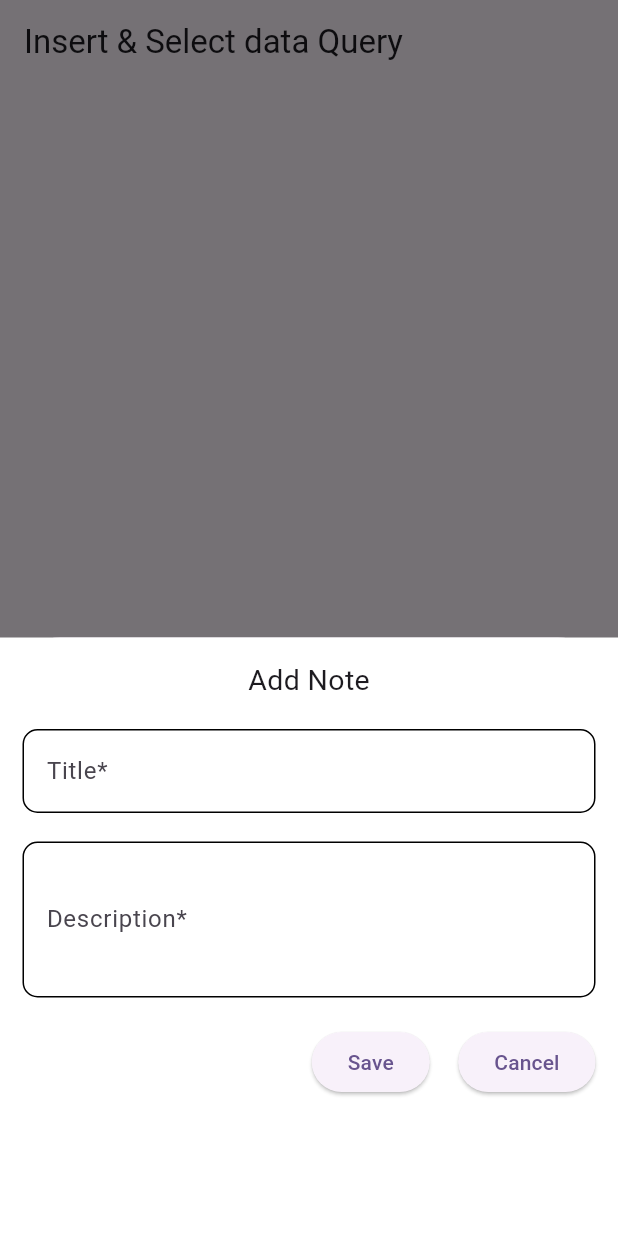
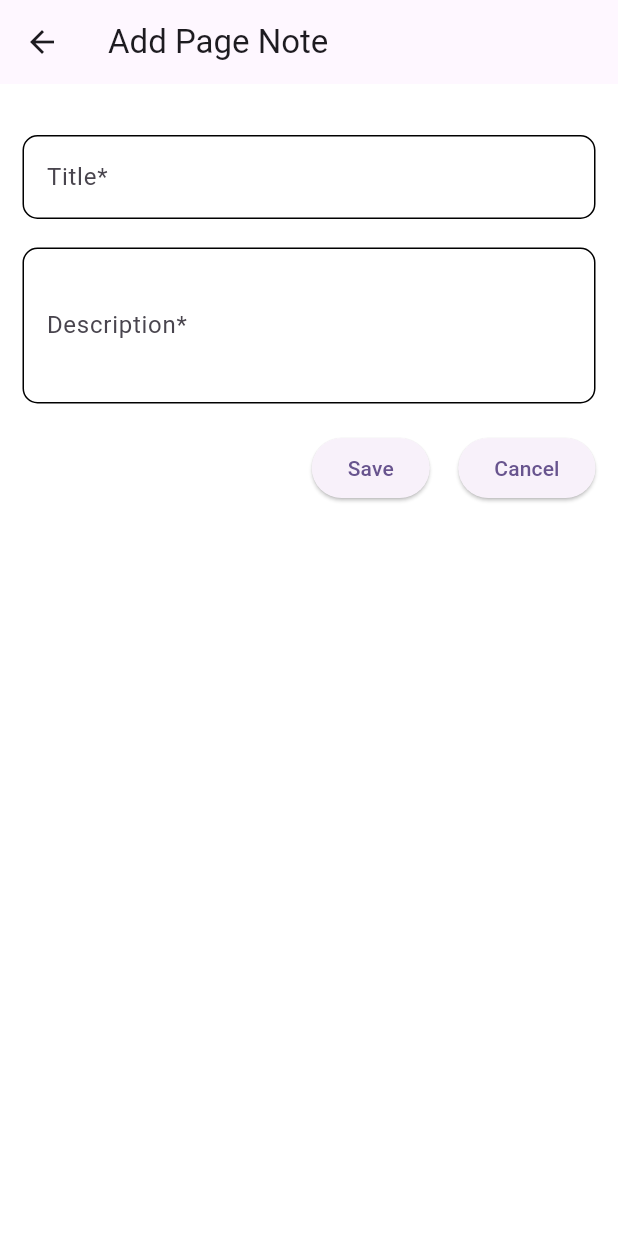
Before and after one commit to Chandera-Raghav/sqflite_prectice_project, a Flutter app: the screen it shows after launch, after a tap on the "add" icon, on a phone screen of 412 x 824 dp. Run offline on Flutter 3.47's test engine with Material 3 defaults, Android fonts, the phone set to English and light mode, and no system bars; our stand-ins replace sqflite; accounts and stored records are empty.

Commit message:
this time add provider & insert / fetch data in app

```diff
--- /dev/null
+++ b/lib/add_note_page.dart
@@ -0,0 +1,108 @@
+import 'package:flutter/material.dart';
+import 'package:provider/provider.dart';
+import 'package:sqflite_prectice_project/db_provider.dart';
+import 'package:sqflite_prectice_project/main.dart';
+
+import 'db_helper.dart';
+import 'note_model.dart';
+
+class AddNotePage extends StatelessWidget {
+  TextEditingController titleController = TextEditingController();
+  TextEditingController descController = TextEditingController();
+  DbHelper dbHelper = DbHelper.getInstance();
+  AddNotePage({super.key});
+  @override
+  Widget build(BuildContext context) {
+    return Scaffold(
+      appBar: AppBar(
+        title: const Text("Add Page Note"),
+      ),
+      body: Container(
+        padding: const EdgeInsets.all(15),
+        color: Colors.white,
+        width: double.infinity,
+        child: Column(
+          children: [
+            const SizedBox(height: 19),
+            TextField(
+              controller: titleController,
+              decoration: InputDecoration(
+                  label: const Text('Title*'),
+                  hintText: "Enter your title hire..",
+                  focusedBorder: OutlineInputBorder(
+                    borderRadius: BorderRadius.circular(10),
+                  ),
+                  enabledBorder: OutlineInputBorder(
+                      borderRadius: BorderRadius.circular(10))),
+            ),
+            const SizedBox(height: 19),
+            TextField(
+              controller: descController,
+              minLines: 3,
+              maxLines: 3,
+              decoration: InputDecoration(
+                  label: const Text('Description*'),
+                  hintText: "Enter your desc. hire..",
+                  focusedBorder:
+                  OutlineInputBorder(borderRadius: BorderRadius.circular(10)),
+                  enabledBorder: OutlineInputBorder(
+                      borderRadius: BorderRadius.circular(10))),
+            ),
+            const SizedBox(
+              height: 19,
+            ),
+            Center(
+              child: Row(
+                mainAxisAlignment: MainAxisAlignment.end,
+                children: [
+                  ElevatedButton(
+                      onPressed: () async {
+                        if (titleController.text.isNotEmpty &&
+                            descController.text.isNotEmpty) {
+                          // if (isUpdate) {
+                          //   bool check = await dbHelper.editeDataNote(
+                          //       title: titleController.text,
+                          //       desce: descController.text,
+                          //       id: nId);
+                          //   if(check){
+                          //     getNote();
+                          //     Navigator.pop(context);
+                          //   }
+                          //   else {
+                          //     ScaffoldMessenger.of(context)
+                          //         .showSnackBar(const SnackBar(content: Text("Error: Is note not update!!!"),));
+                          //   }
+                          // } else {
+                          context.read<DBProvider>().addNote(note: NoteModel(title: titleController.text, desc: descController.text, creatat: DateTime.now().millisecondsSinceEpoch.toString()));
+                          //   bool check = await dbHelper.addNote(NoteModel(title: titleController.text, desc: descController.text, creatat: DateTime.now().millisecondsSinceEpoch.toString()));
+                          //   if (check) {
+                              // getNote();
+                              Navigator.pop(context);
+                            // } else {
+                            //   ScaffoldMessenger.of(context)
+                            //       .showSnackBar(const SnackBar(
+                            //     content: Text("Error: Is note not added!!!"),
+                            //   ));
+                            // }
+                          }
+                        // }
+                      },
+                      child: const Text("Save", /*isUpdate ? "Update" : "Save"*/)),
+                  const SizedBox(
+                    width: 19,
+                  ),
+                  ElevatedButton(
+                      onPressed: () {
+                        Navigator.pop(context);
+                      },
+                      child: const Text("Cancel"))
+                ],
+              ),
+            )
+          ],
+        ),
+      ) ,
+    );
+  }
+
+}
--- a/lib/db_helper.dart
+++ b/lib/db_helper.dart
@@ -4,7 +4,6 @@ import 'package:sqflite/sqflite.dart';
 import 'package:sqflite_prectice_project/note_model.dart';
 
 class DbHelper {
-
   /// step one privet constructor
   DbHelper._();
 
@@ -16,14 +15,15 @@ class DbHelper {
   static final String NOTE_COLUMN_CREATE_AT = "n_crate_at";
 
   /// step two create a static global instance to this class
-/// static final DbHelper instance = DbHelper._();
+  /// static final DbHelper instance = DbHelper._();
 
   static DbHelper getInstance() => DbHelper._();
 
   Database? mDB;
-/// initialise DB
 
-  Future<Database> initDB() async{
+  /// initialise DB
+
+  Future<Database> initDB() async {
     mDB = mDB ?? await openDB();
     print("db is Open!!");
     return mDB!;
@@ -33,48 +33,56 @@ class DbHelper {
     //   return await openDB();
     // }
   }
-  Future<Database> openDB() async{
+
+  Future<Database> openDB() async {
     var directoryPath = await getApplicationDocumentsDirectory();
     var dbPath = join(directoryPath.path, "noteDB.db");
-    return openDatabase(dbPath, version: 1, onCreate: (db, version){
+    return openDatabase(dbPath, version: 1, onCreate: (db, version) {
       print("db is created!!");
-        /// create Table in Database
-        db.execute("create table $TABLE_NOTE ($NOTE_COLUMN_ID integer primary key autoincrement, $NOTE_COLUMN_TITLE text, $NOTE_COLUMN_DESC text, $NOTE_COLUMN_CREATE_AT text) ");
+
+      /// create Table in Database
+      db.execute(
+          "create table $TABLE_NOTE ("
+              "$NOTE_COLUMN_ID integer primary key autoincrement, "
+              "$NOTE_COLUMN_TITLE text, "
+              "$NOTE_COLUMN_DESC text, "
+              "$NOTE_COLUMN_CREATE_AT text) ");
     });
   }
-  Future<bool> addNote(NoteModel newNote) async{
+  Future<bool> addNote(NoteModel newNote) async {
     Database db = await initDB();
-    int rowsEffect = await db.insert(TABLE_NOTE, newNote.toMap()
-    );
-    return rowsEffect>0;
+    int rowsEffect = await db.insert(TABLE_NOTE, newNote.toMap());
+    return rowsEffect > 0;
     // if(rowsEffect>0){
     //   return true;
     // } else {
     //   return false;
     // }
   }
-  Future<List<NoteModel>> fetchAllNote() async{
+  Future<List<NoteModel>> fetchAllNote() async {
     Database db = await initDB();
     List<NoteModel> mNotes = [];
     List<Map<String, dynamic>> allNote = await db.query(TABLE_NOTE);
-
-    for(Map<String, dynamic> eachData in allNote) {
+    for (Map<String, dynamic> eachData in allNote) {
       NoteModel eachNote = NoteModel.formMap(eachData);
       mNotes.add(eachNote);
     }
     return mNotes;
   }
-  Future<bool> editeDataNote({required String title, required String desce, required int id}) async{
+
+  Future<bool> editeDataNote(
+      {required String title, required String desce, required int id}) async {
     Database db = await initDB();
-    int update = await db.update(TABLE_NOTE,{
-      NOTE_COLUMN_TITLE : title,
-      NOTE_COLUMN_DESC : desce
-    }, where: '$NOTE_COLUMN_ID = $id');
-    return update>0;
+    int update = await db.update(
+        TABLE_NOTE, {NOTE_COLUMN_TITLE: title, NOTE_COLUMN_DESC: desce},
+        where: '$NOTE_COLUMN_ID = $id');
+    return update > 0;
   }
-  deleteDataNote({required dynamic id})async{
+
+  deleteDataNote({required dynamic id}) async {
     Database db = await initDB();
-    int rowsEffect = await db.delete(TABLE_NOTE, where: '$NOTE_COLUMN_ID = $id');
+    int rowsEffect =
+        await db.delete(TABLE_NOTE, where: '$NOTE_COLUMN_ID = $id');
     return rowsEffect > 0;
   }
 }
--- /dev/null
+++ b/lib/db_provider.dart
@@ -0,0 +1,21 @@
+import 'package:flutter/widgets.dart';
+import 'package:sqflite_prectice_project/db_helper.dart';
+import 'package:sqflite_prectice_project/note_model.dart';
+
+class DBProvider extends ChangeNotifier{
+  DbHelper dbHelper = DbHelper.getInstance();
+  List<NoteModel> _mNotes = [];
+
+  void addNote({required NoteModel note}) async {
+    bool check = await dbHelper.addNote(note);
+    if(check){
+      _mNotes = await dbHelper.fetchAllNote();
+      notifyListeners();
+    }
+  }
+  List<NoteModel> getAllNotes() => _mNotes;
+  void getInitialNotes() async {
+    _mNotes = await dbHelper.fetchAllNote();
+    notifyListeners();
+  }
+}
--- a/lib/home_screen_page.dart
+++ b/lib/home_screen_page.dart
@@ -1,6 +1,9 @@
 import 'package:flutter/material.dart';
-import 'package:sqflite_prectice_project/db_helper.dart';
+import 'package:provider/provider.dart';
+import 'package:sqflite_prectice_project/add_note_page.dart';
+import 'package:sqflite_prectice_project/db_provider.dart';
 import 'package:sqflite_prectice_project/note_model.dart';
+
 
 class MyHomePage extends StatefulWidget {
   const MyHomePage({super.key});
@@ -9,23 +12,25 @@ class MyHomePage extends StatefulWidget {
 }
 
 class _MyHomePageState extends State<MyHomePage> {
-  DbHelper dbHelper = DbHelper.getInstance();
+  // DbHelper dbHelper = DbHelper.getInstance();
   List<NoteModel> mData = [];
   @override
   void initState() {
     super.initState();
-    getNote();
+    context.read<DBProvider>().getInitialNotes();
+    // getNote();
   }
 
-  void getNote() async {
-    mData = await dbHelper.fetchAllNote();
-    setState(() {});
-  }
+  // void getNote() async {
+  //   mData = await dbHelper.fetchAllNote();
+  //   setState(() {});
+  // }
 
-  TextEditingController titleController = TextEditingController();
-  TextEditingController descController = TextEditingController();
+  // TextEditingController titleController = TextEditingController();
+  // TextEditingController descController = TextEditingController();
   @override
   Widget build(BuildContext context) {
+    mData = context.watch<DBProvider>().getAllNotes();
     return Scaffold(
       appBar: AppBar(
         title: const Text("Insert & Select data Query"),
@@ -53,20 +58,20 @@ class _MyHomePageState extends State<MyHomePage> {
                       children: [
                         InkWell(
                             onTap: () {
-                              titleController.text = mData[index].title;
-                              descController.text = mData[index].desc;
-                              showModalBottomSheet(
-                                  shape: const RoundedRectangleBorder(
-                                      borderRadius: BorderRadius.vertical(
-                                          top: Radius.circular(40))),
-                                  isDismissible: false,
-                                  enableDrag: false,
-                                  context: context,
-                                  builder: (_) {
-                                    return bottomSheetPage(
-                                        isUpdate: true,
-                                        nId: mData[index].id!);
-                                  });
+                              // titleController.text = mData[index].title;
+                              // descController.text = mData[index].desc;
+                              // showModalBottomSheet(
+                              //     shape: const RoundedRectangleBorder(
+                              //         borderRadius: BorderRadius.vertical(
+                              //             top: Radius.circular(40))),
+                              //     isDismissible: false,
+                              //     enableDrag: false,
+                              //     context: context,
+                              //     builder: (_) {
+                              //       return //bottomSheetPage(
+                                        //isUpdate: true,
+                                        //nId: mData[index].id!);
+                                  //});
                             },
                             child: const Icon(
                               Icons.note_alt_outlined,
@@ -74,10 +79,10 @@ class _MyHomePageState extends State<MyHomePage> {
                             )),
                         InkWell(
                           onTap: () async{
-                            bool check = await dbHelper.deleteDataNote(id: mData[index].id!);
-                            if(check){
-                              getNote();
-                            }
+                            // bool check = await dbHelper.deleteDataNote(id: mData[index].id!);
+                            // if(check){
+                            //   getNote();
+                            // }
                           },
                         child: const Icon(
                           Icons.delete_outline,
@@ -90,20 +95,21 @@ class _MyHomePageState extends State<MyHomePage> {
 
                 );
               })
-          : Container(),
+          : Container(child: const Center(child: Text("No Notes yet!!!")),),
       floatingActionButton: FloatingActionButton(
         onPressed: () async {
-          titleController.clear();
-          descController.clear();
-          showModalBottomSheet(
-              shape: const RoundedRectangleBorder(
-                  borderRadius:
-                      BorderRadius.vertical(top: Radius.circular(40))),
-              enableDrag: false,
-              context: context,
-              builder: (_) {
-                return bottomSheetPage();
-              });
+          Navigator.push(context, MaterialPageRoute(builder: (context) => AddNotePage()));
+          // titleController.clear();
+          // descController.clear();
+          // showModalBottomSheet(
+          //     shape: const RoundedRectangleBorder(
+          //         borderRadius:
+          //             BorderRadius.vertical(top: Radius.circular(40))),
+          //     enableDrag: false,
+          //     context: context,
+          //     builder: (_) {
+          //       return bottomSheetPage();
+          //     });
         },
         child: const Icon(
           Icons.add,
@@ -112,95 +118,95 @@ class _MyHomePageState extends State<MyHomePage> {
     );
   }
 
-  bottomSheetPage({bool isUpdate = false, int nId = 0}) {
-    return Container(
-      padding: const EdgeInsets.all(15),
-      color: Colors.white,
-      height: 399,
-      width: double.infinity,
-      child: Column(
-        children: [
-          Text(
-            isUpdate ? "Edit Note" : "Add Note",
-            style: const TextStyle(fontSize: 19),
-          ),
-          const SizedBox(height: 19),
-          TextField(
-            controller: titleController,
-            decoration: InputDecoration(
-                label: const Text('Title*'),
-                hintText: "Enter your title hire..",
-                focusedBorder: OutlineInputBorder(
-                  borderRadius: BorderRadius.circular(10),
-                ),
-                enabledBorder: OutlineInputBorder(
-                    borderRadius: BorderRadius.circular(10))),
-          ),
-          const SizedBox(height: 19),
-          TextField(
-            controller: descController,
-            minLines: 3,
-            maxLines: 3,
-            decoration: InputDecoration(
-                label: const Text('Description*'),
-                hintText: "Enter your desc. hire..",
-                focusedBorder:
-                    OutlineInputBorder(borderRadius: BorderRadius.circular(10)),
-                enabledBorder: OutlineInputBorder(
-                    borderRadius: BorderRadius.circular(10))),
-          ),
-          const SizedBox(
-            height: 19,
-          ),
-          Center(
-            child: Row(
-              mainAxisAlignment: MainAxisAlignment.end,
-              children: [
-                ElevatedButton(
-                    onPressed: () async {
-                      if (titleController.text.isNotEmpty &&
-                          descController.text.isNotEmpty) {
-                        if (isUpdate) {
-                          bool check = await dbHelper.editeDataNote(
-                              title: titleController.text,
-                              desce: descController.text,
-                              id: nId);
-                          if(check){
-                            getNote();
-                            Navigator.pop(context);
-                          }
-                          else {
-                            ScaffoldMessenger.of(context)
-                            .showSnackBar(const SnackBar(content: Text("Error: Is note not update!!!"),));
-                          }
-                        } else {
-                          bool check = await dbHelper.addNote(NoteModel(title: titleController.text, desc: descController.text, creatat: DateTime.now().millisecondsSinceEpoch.toString()));
-                          if (check) {
-                            getNote();
-                            Navigator.pop(context);
-                          } else {
-                            ScaffoldMessenger.of(context)
-                                .showSnackBar(const SnackBar(
-                              content: Text("Error: Is note not added!!!"),
-                            ));
-                          }
-                        }
-                      }
-                    },
-                    child: Text(isUpdate ? "Update" : "Save")),
-                const SizedBox(
-                  width: 19,
-                ),
-                ElevatedButton(
-                    onPressed: () {
-                      Navigator.pop(context);
-                    },
-                    child: const Text("Cancel"))
-              ],
-            ),
-          )
-        ],
-      ),
-    );
-  }
+  // bottomSheetPage({bool isUpdate = false, int nId = 0}) {
+  //   return Container(
+  //     padding: const EdgeInsets.all(15),
+  //     color: Colors.white,
+  //     height: 399,
+  //     width: double.infinity,
+  //     child: Column(
+  //       children: [
+  //         Text(
+  //           isUpdate ? "Edit Note" : "Add Note",
+  //           style: const TextStyle(fontSize: 19),
+  //         ),
+  //         const SizedBox(height: 19),
+  //         TextField(
+  //           controller: titleController,
+  //           decoration: InputDecoration(
+  //               label: const Text('Title*'),
+  //               hintText: "Enter your title hire..",
+  //               focusedBorder: OutlineInputBorder(
+  //                 borderRadius: BorderRadius.circular(10),
+  //               ),
+  //               enabledBorder: OutlineInputBorder(
+  //                   borderRadius: BorderRadius.circular(10))),
+  //         ),
+  //         const SizedBox(height: 19),
+  //         TextField(
+  //           controller: descController,
+  //           minLines: 3,
+  //           maxLines: 3,
+  //           decoration: InputDecoration(
+  //               label: const Text('Description*'),
+  //               hintText: "Enter your desc. hire..",
+  //               focusedBorder:
+  //                   OutlineInputBorder(borderRadius: BorderRadius.circular(10)),
+  //               enabledBorder: OutlineInputBorder(
+  //                   borderRadius: BorderRadius.circular(10))),
+  //         ),
+  //         const SizedBox(
+  //           height: 19,
+  //         ),
+  //         Center(
+  //           child: Row(
+  //             mainAxisAlignment: MainAxisAlignment.end,
+  //             children: [
+  //               ElevatedButton(
+  //                   onPressed: () async {
+  //                     if (titleController.text.isNotEmpty &&
+  //                         descController.text.isNotEmpty) {
+  //                       if (isUpdate) {
+  //                         bool check = await dbHelper.editeDataNote(
+  //                             title: titleController.text,
+  //                             desce: descController.text,
+  //                             id: nId);
+  //                         if(check){
+  //                           getNote();
+  //                           Navigator.pop(context);
+  //                         }
+  //                         else {
+  //                           ScaffoldMessenger.of(context)
+  //                           .showSnackBar(const SnackBar(content: Text("Error: Is note not update!!!"),));
+  //                         }
+  //                       } else {
+  //                         bool check = await dbHelper.addNote(NoteModel(title: titleController.text, desc: descController.text, creatat: DateTime.now().millisecondsSinceEpoch.toString()));
+  //                         if (check) {
+  //                           getNote();
+  //                           Navigator.pop(context);
+  //                         } else {
+  //                           ScaffoldMessenger.of(context)
+  //                               .showSnackBar(const SnackBar(
+  //                             content: Text("Error: Is note not added!!!"),
+  //                           ));
+  //                         }
+  //                       }
+  //                     }
+  //                   },
+  //                   child: Text(isUpdate ? "Update" : "Save")),
+  //               const SizedBox(
+  //                 width: 19,
+  //               ),
+  //               ElevatedButton(
+  //                   onPressed: () {
+  //                     Navigator.pop(context);
+  //                   },
+  //                   child: const Text("Cancel"))
+  //             ],
+  //           ),
+  //         )
+  //       ],
+  //     ),
+  //   );
+  // }
 }
--- a/lib/main.dart
+++ b/lib/main.dart
@@ -1,8 +1,11 @@
 import 'package:flutter/material.dart';
+import 'package:path/path.dart';
+import 'package:provider/provider.dart';
+import 'package:sqflite_prectice_project/db_provider.dart';
 import 'package:sqflite_prectice_project/home_screen_page.dart';
 
 void main() {
-  runApp(const MyApp());
+  runApp(ChangeNotifierProvider(create: (Context) => DBProvider(), child: const MyApp(),));
 }
 
 class MyApp extends StatelessWidget {
--- a/pubspec.yaml
+++ b/pubspec.yaml
@@ -38,6 +38,7 @@ dependencies:
   sqflite: ^2.4.1
   path_provider: ^2.1.5
   path: ^1.9.0
+  provider: ^6.1.2
 
 dev_dependencies:
   flutter_test:
```
Also changed, not shown: pubspec.lock.
